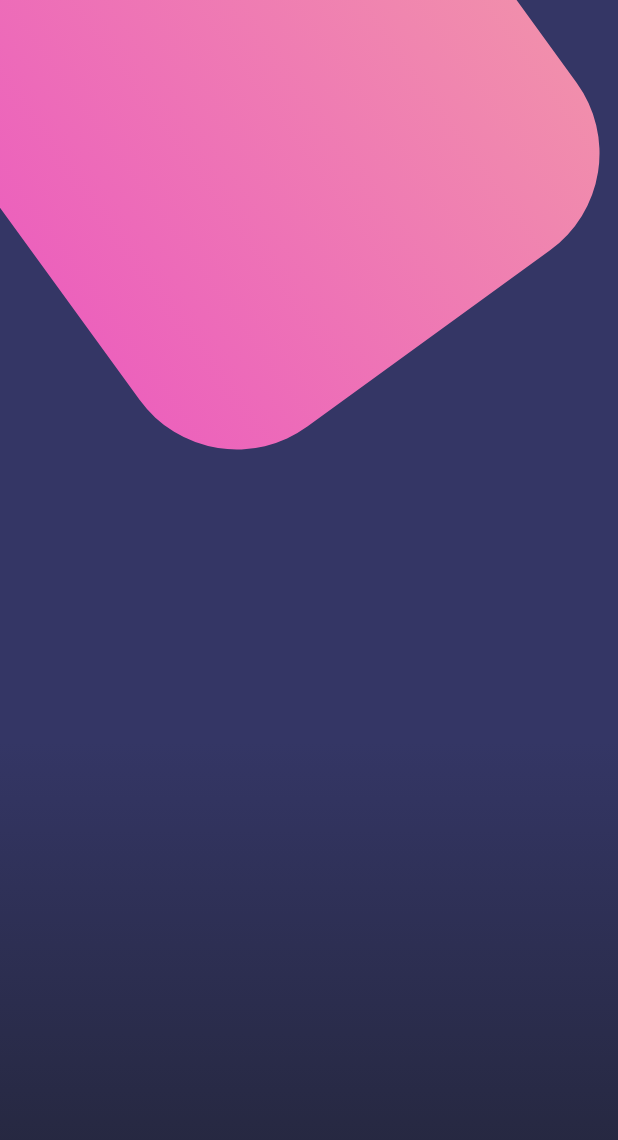
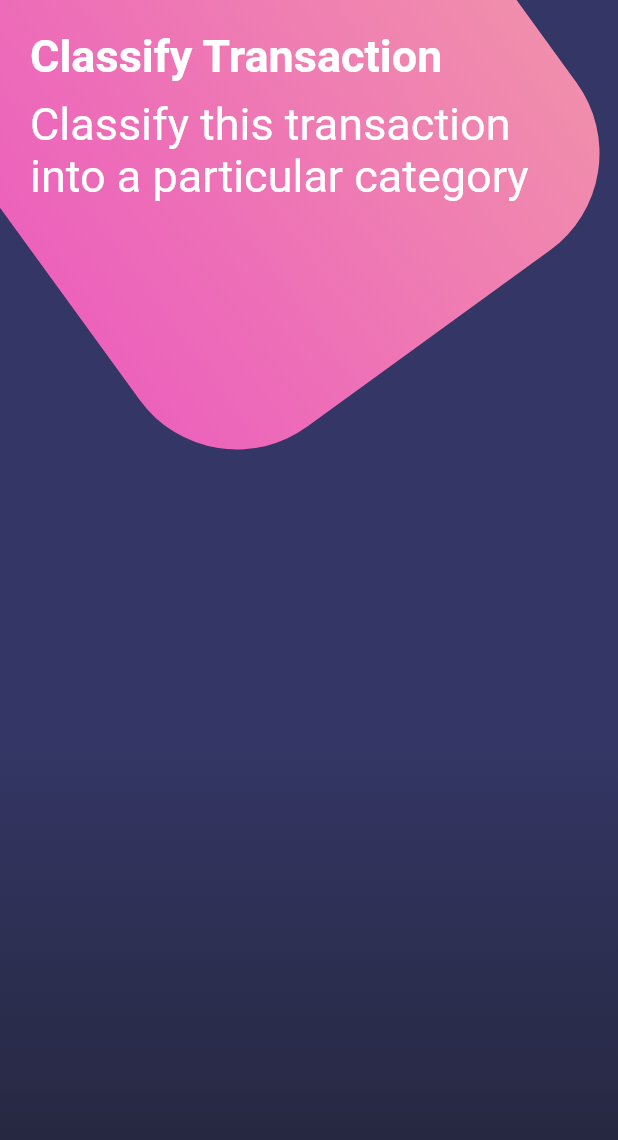
Before and after one commit to ronix1020/disenos, a Flutter app: the BotonesPage screen opened by its route, on a phone screen of 412 x 824 dp. Shown: the top 1140 px of the screen. Run offline on Flutter 3.47's test engine with Material 2 defaults, Android fonts, the phone set to English and light mode, and no system bars.

Commit message:
Agregacion titulos y color blanco statusbar

```diff
--- a/lib/main.dart
+++ b/lib/main.dart
@@ -2,6 +2,7 @@ import 'package:disenos/src/pages/basico_page.dart';
 import 'package:disenos/src/pages/botones_page.dart';
 import 'package:disenos/src/pages/scroll_page.dart';
 import 'package:flutter/material.dart';
+import 'package:flutter/services.dart';
 
 void main() => runApp(MyApp());
 
@@ -9,6 +10,11 @@ class MyApp extends StatelessWidget {
 
   @override
   Widget build(BuildContext context) {
+
+    SystemChrome.setSystemUIOverlayStyle( SystemUiOverlayStyle.light.copyWith(
+      statusBarColor: Colors.white,
+    ));
+
     return MaterialApp(
       debugShowCheckedModeBanner: false,
       title: 'Diseños',
--- a/lib/src/pages/botones_page.dart
+++ b/lib/src/pages/botones_page.dart
@@ -9,6 +9,13 @@ class BotonesPage extends StatelessWidget {
         body: Stack(
       children: [
         _fondoApp(),
+        SingleChildScrollView(
+          child: Column(
+            children: [
+              _titulos(),
+            ],
+          ),
+        ),
       ],
     ));
   }
@@ -33,25 +40,33 @@ class BotonesPage extends StatelessWidget {
         height: 360.0,
         width: 360.0,
         decoration: BoxDecoration(
-          gradient: LinearGradient(
-            colors: [
-              Color.fromRGBO(236, 98, 188, 1.0),
-              Color.fromRGBO(241, 142, 172, 1.0)
-            ]
-          ),
+          gradient: LinearGradient(colors: [
+            Color.fromRGBO(236, 98, 188, 1.0),
+            Color.fromRGBO(241, 142, 172, 1.0)
+          ]),
           borderRadius: BorderRadius.circular(80.0),
         ),
       ),
     );
 
     return Stack(
-      children: [
-        gradiente,
-        Positioned(
-          top: -100.0,
-          child: cajaRosa
-          )
-        ],
+      children: [gradiente, Positioned(top: -100.0, child: cajaRosa)],
+    );
+  }
+
+  Widget _titulos() {
+    return SafeArea(
+      child: Container(
+        padding: EdgeInsets.all(20.0),
+        child: Column(
+          crossAxisAlignment: CrossAxisAlignment.start,
+          children: [
+            Text('Classify Transaction', style: TextStyle(color: Colors.white, fontSize: 30.0, fontWeight: FontWeight.bold),),
+            SizedBox(height: 10.0,),
+            Text('Classify this transaction into a particular category', style: TextStyle(color: Colors.white, fontSize: 30.0)),
+          ],
+        ),
+      ),
     );
   }
 }
```
